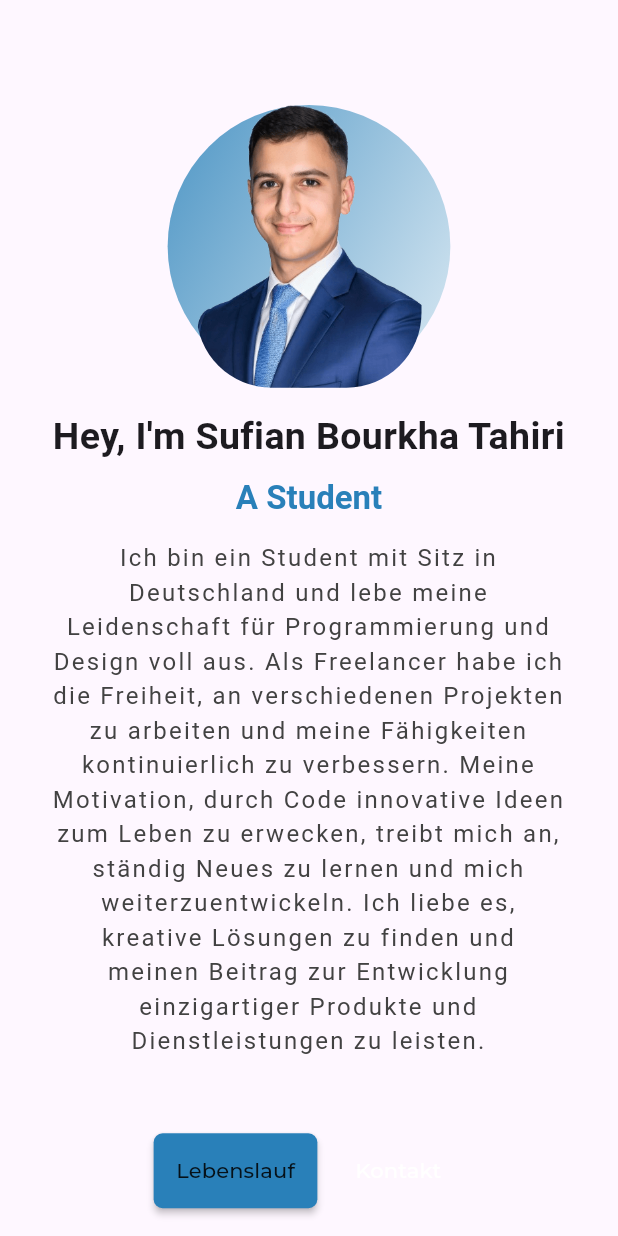
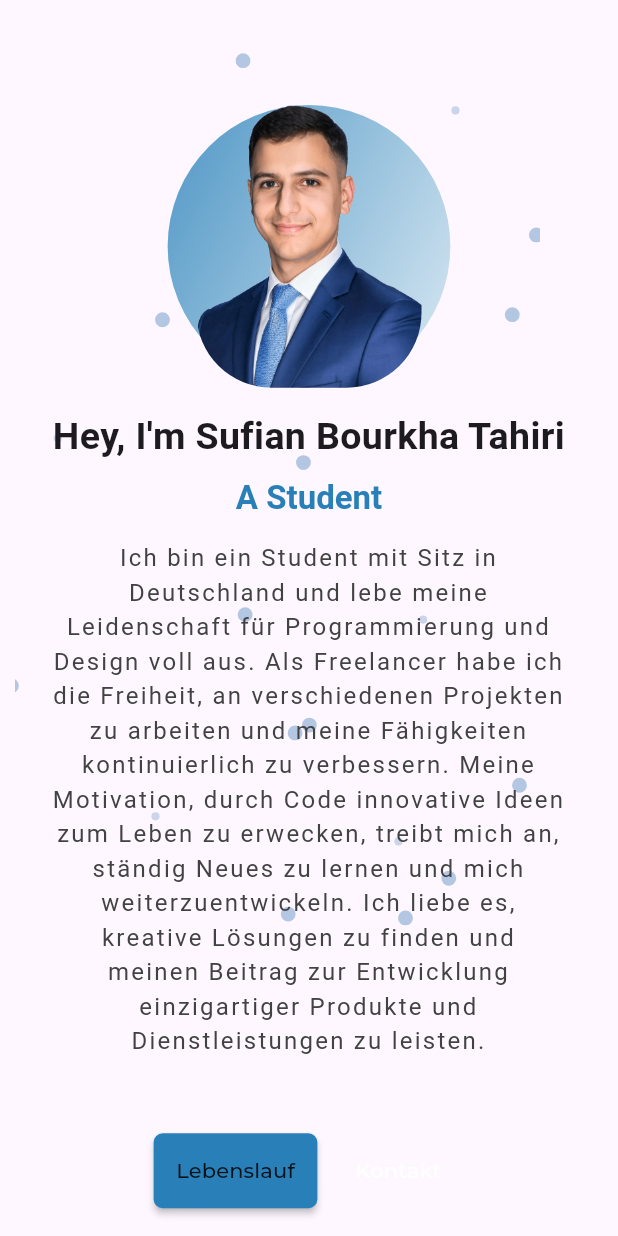
Before and after one commit to Sufian716/portfolio_5319149_v1, a Flutter app: the IntroSection widget shown alone on an empty page, opened directly with empty values, on a phone screen of 412 x 824 dp. Run offline on Flutter 3.47's test engine with Material 3 defaults, Android fonts, the phone set to English and light mode, and no system bars; drawn by our look-alikes of animated_text_kit, lottie; our stand-ins replace flip_card, flutter_svg, font_awesome_flutter, google_fonts.

Commit message:
modified:   lib/sections/intro.dart

```diff
--- a/lib/sections/intro.dart
+++ b/lib/sections/intro.dart
@@ -25,9 +25,8 @@ class IntroSection extends StatelessWidget {
           bottom: 20),
       child: Stack(
         children: [
-          isMobile || isTablet
-              ? const SizedBox()
-              : Opacity(
+           SizedBox(),
+               Opacity(
                   opacity: 0.3,
                   child: LottieBuilder.asset(
                     "assets/dots_animation.json",
@@ -97,6 +96,7 @@ class IntroSection extends StatelessWidget {
                               TypewriterAnimatedText('A Student'),
                               TypewriterAnimatedText('A Developer'),
                               TypewriterAnimatedText('A Boxer'),
+                              TypewriterAnimatedText('A Freelancer'),
                             ],
                           ),
                         ),
```
